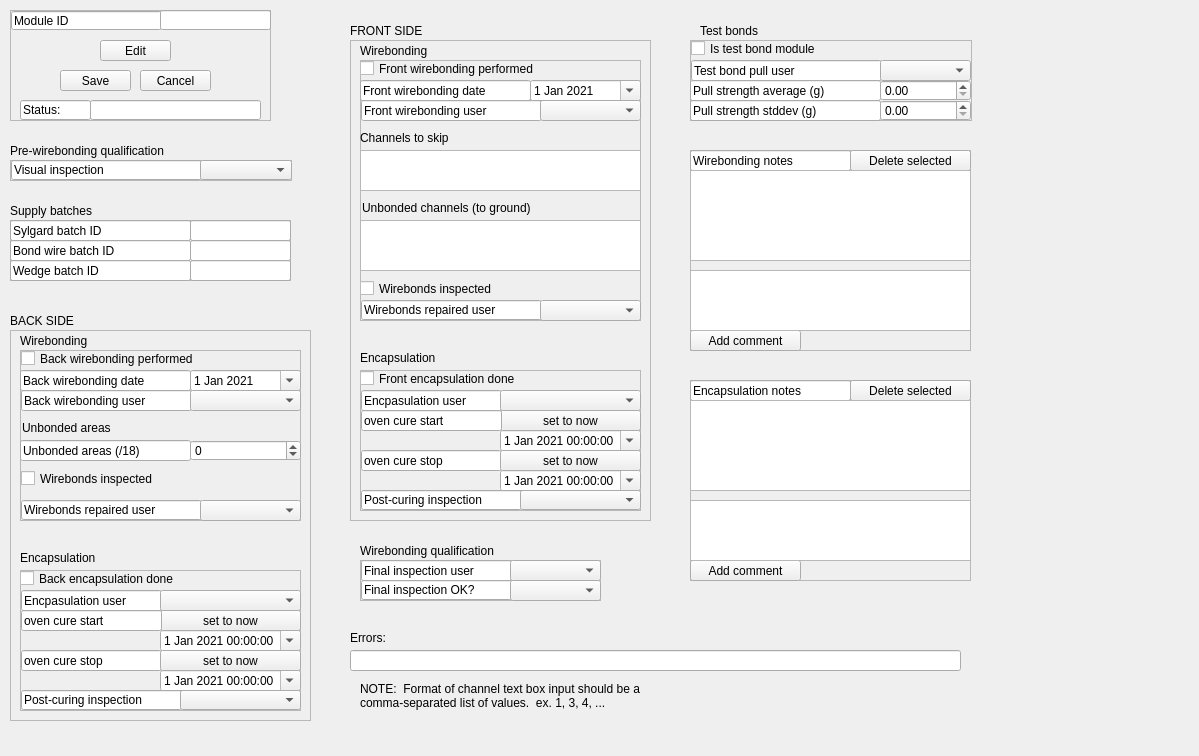
IncandelaLab/SharedUI, file pages_ui/view_wirebonding.ui: the form before one commit.
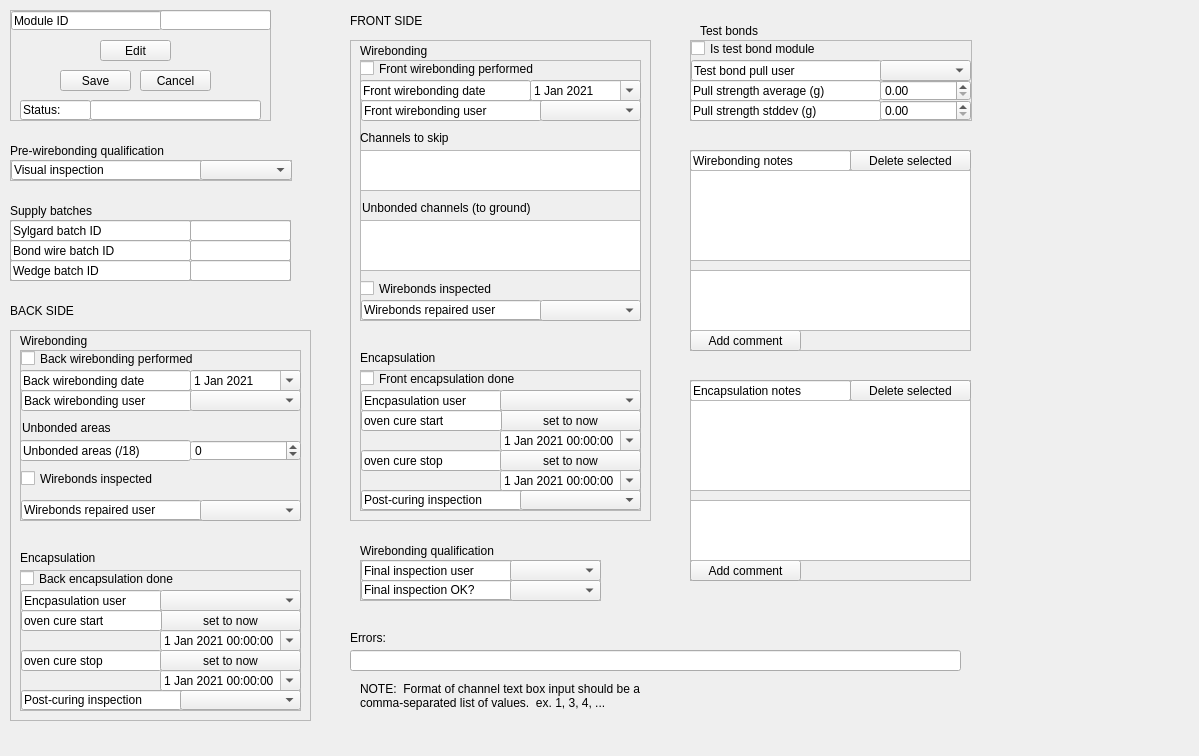
The form after the commit.

Commit message: Clean up print/error messages in filemanager

Diff of the .ui file:
```diff
--- a/pages_ui/view_wirebonding.ui
+++ b/pages_ui/view_wirebonding.ui
@@ -1032,7 +1032,7 @@
    <property name="geometry">
     <rect>
      <x>10</x>
-     <y>310</y>
+     <y>300</y>
      <width>171</width>
      <height>21</height>
     </rect>
@@ -1495,7 +1495,7 @@
    <property name="geometry">
     <rect>
      <x>350</x>
-     <y>20</y>
+     <y>10</y>
      <width>171</width>
      <height>21</height>
     </rect>
```
The commit also changes 2 other files.
